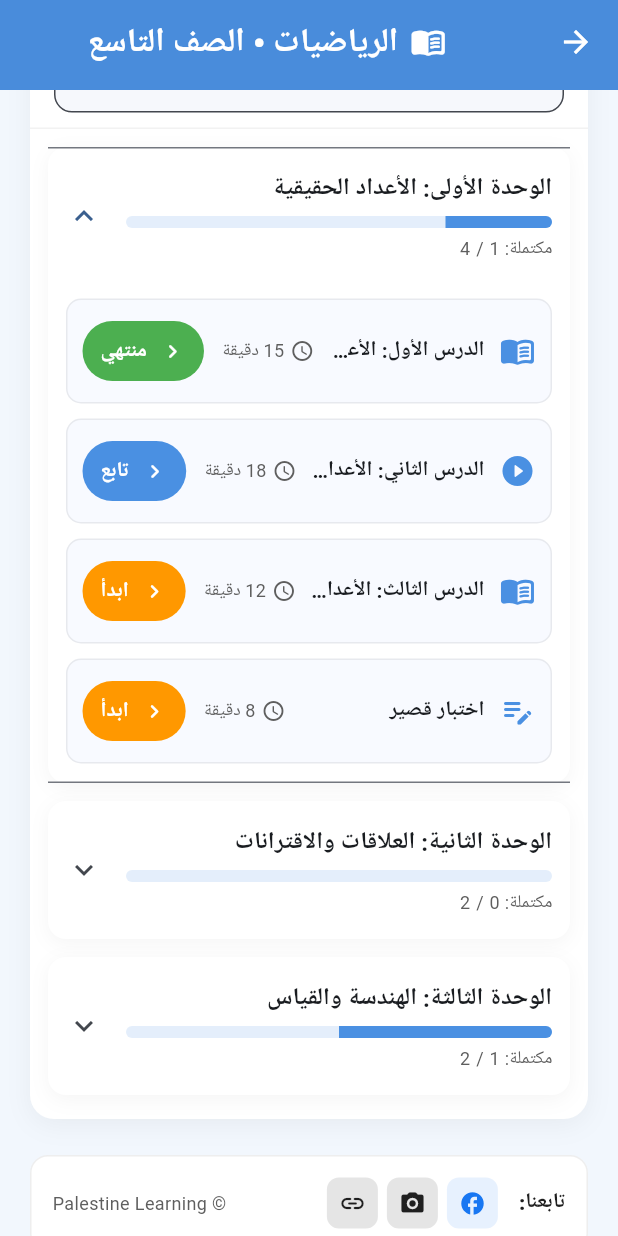
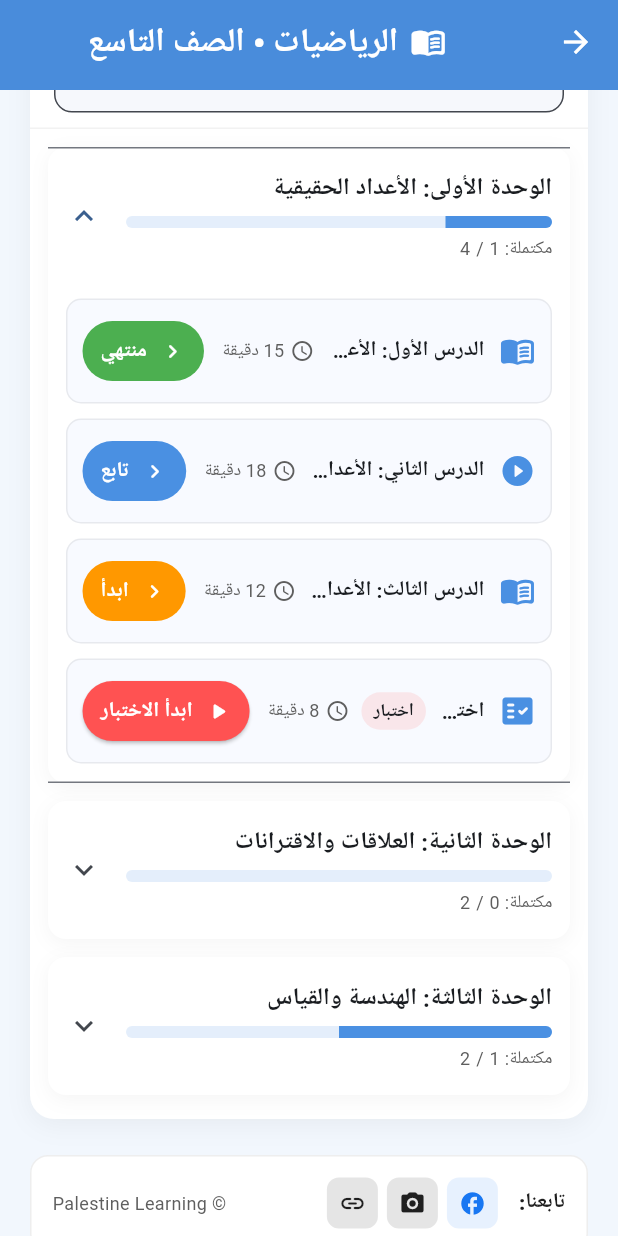
Before and after one commit to hudamabed/PathwayGaza, a Flutter app: the CourseContentPage screen opened by its route, scrolled down 576 dp, on a phone screen of 412 x 824 dp. Run offline on Flutter 3.47's test engine with Material 3 defaults, Android fonts, the phone set to English and light mode, and no system bars.

Commit message:
add quizz

```diff
--- a/frontend/lib/features/course/course_content_page.dart
+++ b/frontend/lib/features/course/course_content_page.dart
@@ -1,9 +1,12 @@
 // lib/features/course/course_content_page.dart
 import 'dart:async';
 import 'package:flutter/material.dart';
-import 'package:gaza_learning_pathways/features/lesson/lesson_page.dart';
 import '../../core/theme/palette.dart';
-import '../../main.dart' show AppRoutes;                   // ✅ for named route
+import '../../main.dart' show AppRoutes; // ✅ for named routes
+import 'package:gaza_learning_pathways/features/lesson/lesson_page.dart'
+    show LessonPageArgs; // ✅ lesson args
+import 'package:gaza_learning_pathways/features/lesson/quiz_page.dart'
+    show QuizPageArgs; // ✅ quiz args
 
 /* =====================
    Models (simple & API-friendly)
@@ -320,7 +323,8 @@ class _CourseContentPageState extends State<CourseContentPage> {
                                                         const Spacer(),
                                                         _StatusFilter(
                                                           value: _statusFilter,
-                                                          onChanged: (v) => setState(() => _statusFilter = v),
+                                                          onChanged: (v) =>
+                                                              setState(() => _statusFilter = v),
                                                         ),
                                                       ],
                                                     ),
@@ -347,10 +351,13 @@ class _CourseContentPageState extends State<CourseContentPage> {
                                               else
                                                 ListView.separated(
                                                   shrinkWrap: true,
-                                                  physics: const NeverScrollableScrollPhysics(),
-                                                  padding: const EdgeInsets.fromLTRB(12, 12, 12, 16),
+                                                  physics:
+                                                      const NeverScrollableScrollPhysics(),
+                                                  padding: const EdgeInsets.fromLTRB(
+                                                      12, 12, 12, 16),
                                                   itemCount: units.length,
-                                                  separatorBuilder: (_, __) => const SizedBox(height: 12),
+                                                  separatorBuilder: (_, __) =>
+                                                      const SizedBox(height: 12),
                                                   itemBuilder: (context, i) {
                                                     final unit = units[i];
                                                     return _UnitTile(
@@ -359,15 +366,29 @@ class _CourseContentPageState extends State<CourseContentPage> {
                                                       filter: _statusFilter,
                                                       query: _query,
                                                       onTapLesson: (lesson) {
-                                                        // ✅ Navigate to the Lesson screen
+                                                        // ✅ Navigate by lesson type
+                                                        if (lesson.type ==
+                                                            LessonType.quiz) {
                                                           Navigator.of(context).pushNamed(
+                                                            AppRoutes.quiz,
+                                                            arguments: QuizPageArgs(
+                                                              courseId: widget.courseId,
+                                                              quizId: lesson.id,
+                                                              quizTitle: lesson.title,
+                                                            ),
+                                                          );
+                                                        } else {
+                                                          Navigator.of(context)
+                                                              .pushNamed(
                                                             AppRoutes.lesson,
                                                             arguments: LessonPageArgs(
                                                               courseId: widget.courseId,
                                                               lessonId: lesson.id,
-                                                            lessonTitle: lesson.title,
+                                                              lessonTitle:
+                                                                  lesson.title,
                                                             ),
                                                           );
+                                                        }
                                                       },
                                                     );
                                                   },
@@ -423,7 +444,8 @@ class _CourseBar extends StatelessWidget implements PreferredSizeWidget {
               '$title • $grade',
               maxLines: 1,
               overflow: TextOverflow.ellipsis,
-              style: const TextStyle(color: Colors.white, fontWeight: FontWeight.w800),
+              style:
+                  const TextStyle(color: Colors.white, fontWeight: FontWeight.w800),
             ),
           ),
         ],
@@ -524,7 +546,8 @@ class _BannerHeader extends StatelessWidget {
                 ),
                 const SizedBox(height: 4),
                 Text('الدروس المكتملة: $completedCount / $totalCount',
-                    style: TextStyle(color: Colors.white.withOpacity(.9), fontSize: 12)),
+                    style: TextStyle(
+                        color: Colors.white.withOpacity(.9), fontSize: 12)),
               ],
             ),
           ),
@@ -605,7 +628,8 @@ class _StatBox extends StatelessWidget {
   final String value;
   final IconData icon;
   final Color? tint;
-  const _StatBox({required this.label, required this.value, required this.icon, this.tint});
+  const _StatBox(
+      {required this.label, required this.value, required this.icon, this.tint});
 
   @override
   Widget build(BuildContext context) {
@@ -629,8 +653,12 @@ class _StatBox extends StatelessWidget {
             child: Column(
               crossAxisAlignment: CrossAxisAlignment.start,
               children: [
-                Text(label, style: const TextStyle(fontSize: 12, color: Palette.subtitle)),
-                Text(value, style: const TextStyle(fontSize: 18, fontWeight: FontWeight.w800)),
+                Text(label,
+                    style:
+                        const TextStyle(fontSize: 12, color: Palette.subtitle)),
+                Text(value,
+                    style: const TextStyle(
+                        fontSize: 18, fontWeight: FontWeight.w800)),
               ],
             ),
           ),
@@ -660,7 +688,8 @@ class _SearchField extends StatelessWidget {
         prefixIcon: const Icon(Icons.search_rounded),
         filled: true,
         fillColor: const Color(0xFFF6F8FC),
-        contentPadding: const EdgeInsets.symmetric(horizontal: 14, vertical: 14),
+        contentPadding:
+            const EdgeInsets.symmetric(horizontal: 14, vertical: 14),
         border: OutlineInputBorder(
           borderRadius: BorderRadius.circular(12),
           borderSide: const BorderSide(color: Color(0x11000000)),
@@ -700,7 +729,8 @@ class _StatusFilter extends StatelessWidget {
             ),
             side: const BorderSide(color: Color(0x22555555)),
             backgroundColor: Colors.white,
-            shape: RoundedRectangleBorder(borderRadius: BorderRadius.circular(24)),
+            shape: RoundedRectangleBorder(
+                borderRadius: BorderRadius.circular(24)),
           ),
       ],
     );
@@ -749,7 +779,8 @@ class _UnitTileState extends State<_UnitTile> {
 
     // unit progress
     final total = widget.unit.lessons.length;
-    final done = widget.unit.lessons.where((l) => l.status == LessonStatus.completed).length;
+    final done =
+        widget.unit.lessons.where((l) => l.status == LessonStatus.completed).length;
     final p = total == 0 ? 0.0 : done / total;
 
     return Container(
@@ -769,11 +800,13 @@ class _UnitTileState extends State<_UnitTile> {
         onExpansionChanged: (v) => setState(() => _open = v),
         tilePadding: const EdgeInsets.symmetric(horizontal: 12, vertical: 6),
         childrenPadding: const EdgeInsets.fromLTRB(12, 0, 12, 12),
-        trailing: Icon(_open ? Icons.keyboard_arrow_up : Icons.keyboard_arrow_down),
+        trailing:
+            Icon(_open ? Icons.keyboard_arrow_up : Icons.keyboard_arrow_down),
         title: Column(
           crossAxisAlignment: CrossAxisAlignment.stretch,
           children: [
-            Text(widget.unit.title, style: const TextStyle(fontWeight: FontWeight.w700)),
+            Text(widget.unit.title,
+                style: const TextStyle(fontWeight: FontWeight.w700)),
             const SizedBox(height: 6),
             ClipRRect(
               borderRadius: BorderRadius.circular(8),
@@ -788,7 +821,8 @@ class _UnitTileState extends State<_UnitTile> {
             Row(
               children: [
                 Text('مكتملة: $done / $total',
-                    style: const TextStyle(fontSize: 12, color: Palette.subtitle)),
+                    style: const TextStyle(
+                        fontSize: 12, color: Palette.subtitle)),
               ],
             ),
           ],
@@ -797,7 +831,8 @@ class _UnitTileState extends State<_UnitTile> {
           if (filtered.isEmpty)
             const Padding(
               padding: EdgeInsets.symmetric(vertical: 12),
-              child: Text('لا يوجد عناصر مطابقة.', style: TextStyle(color: Palette.subtitle)),
+              child: Text('لا يوجد عناصر مطابقة.',
+                  style: TextStyle(color: Palette.subtitle)),
             )
           else
             ...filtered.map(
@@ -811,7 +846,6 @@ class _UnitTileState extends State<_UnitTile> {
     );
   }
 }
-
 class _LessonRow extends StatelessWidget {
   final Lesson lesson;
   final VoidCallback onTap;
@@ -819,21 +853,36 @@ class _LessonRow extends StatelessWidget {
 
   @override
   Widget build(BuildContext context) {
-    final (chipText, chipColor) = switch (lesson.status) {
-      LessonStatus.completed => ('منتهي', Colors.green),
+    final isQuiz = lesson.type == LessonType.quiz;
+
+    // Pick icon per type
+    final icon = switch (lesson.type) {
+      LessonType.video   => Icons.play_circle_fill_rounded,
+      LessonType.reading => Icons.menu_book_rounded,
+      LessonType.quiz    => Icons.fact_check_rounded, // clearer quiz icon
+      LessonType.live    => Icons.videocam_rounded,
+    };
+
+    // Button/Chip text
+    String actionText;
+    Color  actionColor;
+    if (isQuiz) {
+      actionText = switch (lesson.status) {
+        LessonStatus.notStarted => 'ابدأ الاختبار',
+        LessonStatus.inProgress => 'تابع الاختبار',
+        LessonStatus.completed  => 'مراجعة الاختبار',
+      };
+      actionColor = Colors.redAccent; // make quiz CTA stand out
+    } else {
+      (actionText, actionColor) = switch (lesson.status) {
+        LessonStatus.completed  => ('منتهي', Colors.green),
         LessonStatus.inProgress => ('تابع', Palette.primary),
         LessonStatus.notStarted => ('ابدأ', Colors.orange),
       };
-
-    final icon = switch (lesson.type) {
-      LessonType.video => Icons.play_circle_fill_rounded,
-      LessonType.reading => Icons.menu_book_rounded,
-      LessonType.quiz => Icons.edit_note_rounded,
-      LessonType.live => Icons.videocam_rounded,
-    };
+    }
 
     return InkWell(
-      onTap: onTap,
+      onTap: onTap, // tapping anywhere still navigates
       borderRadius: BorderRadius.circular(10),
       child: Container(
         margin: const EdgeInsets.only(top: 10),
@@ -847,11 +896,30 @@ class _LessonRow extends StatelessWidget {
           children: [
             Icon(icon, color: Palette.primary),
             const SizedBox(width: 10),
+            // Title + "اختبار" badge for quiz
+            Expanded(
+              child: Row(
+                children: [
                   Expanded(
                     child: Text(
                       lesson.title,
                       overflow: TextOverflow.ellipsis,
                       style: const TextStyle(fontWeight: FontWeight.w600),
+                    ),
+                  ),
+                  if (isQuiz) ...[
+                    const SizedBox(width: 8),
+                    Container(
+                      padding: const EdgeInsets.symmetric(horizontal: 8, vertical: 4),
+                      decoration: BoxDecoration(
+                        color: Colors.redAccent.withOpacity(.12),
+                        borderRadius: BorderRadius.circular(999),
+                      ),
+                      child: const Text('اختبار',
+                          style: TextStyle(fontSize: 12, fontWeight: FontWeight.w800)),
+                    ),
+                  ],
+                ],
               ),
             ),
             if (lesson.duration != null) ...[
@@ -866,7 +934,23 @@ class _LessonRow extends StatelessWidget {
               ),
             ],
             const SizedBox(width: 12),
-            _StatusChip(text: chipText, color: chipColor, onTap: onTap),
+
+            // For quizzes show a big obvious CTA button; otherwise keep the chip
+            if (isQuiz)
+              ElevatedButton.icon(
+                onPressed: onTap, // same navigation
+                icon: const Icon(Icons.play_arrow_rounded, size: 18),
+                label: Text(actionText),
+                style: ElevatedButton.styleFrom(
+                  backgroundColor: actionColor,
+                  foregroundColor: Colors.white,
+                  padding: const EdgeInsets.symmetric(horizontal: 12, vertical: 10),
+                  shape: RoundedRectangleBorder(borderRadius: BorderRadius.circular(20)),
+                  textStyle: const TextStyle(fontWeight: FontWeight.w800),
+                ),
+              )
+            else
+              _StatusChip(text: actionText, color: actionColor, onTap: onTap),
           ],
         ),
       ),
@@ -885,7 +969,8 @@ class _CardTitle extends StatelessWidget {
   Widget build(BuildContext context) {
     return Text(
       text,
-      style: const TextStyle(fontSize: 18, fontWeight: FontWeight.w800, color: Palette.text),
+      style: const TextStyle(
+          fontSize: 18, fontWeight: FontWeight.w800, color: Palette.text),
     );
   }
 }
@@ -920,7 +1005,8 @@ class _StatusChip extends StatelessWidget {
   final Color color;
   final VoidCallback onTap;
 
-  const _StatusChip({required this.text, required this.color, required this.onTap});
+  const _StatusChip(
+      {required this.text, required this.color, required this.onTap});
 
   @override
   Widget build(BuildContext context) {
@@ -931,9 +1017,11 @@ class _StatusChip extends StatelessWidget {
       style: TextButton.styleFrom(
         foregroundColor: Colors.white,
         backgroundColor: color,
-        padding: const EdgeInsets.symmetric(horizontal: 12, vertical: 8),
+        padding:
+            const EdgeInsets.symmetric(horizontal: 12, vertical: 8),
         textStyle: const TextStyle(fontWeight: FontWeight.w800),
-        shape: RoundedRectangleBorder(borderRadius: BorderRadius.circular(20)),
+        shape: RoundedRectangleBorder(
+            borderRadius: BorderRadius.circular(20)),
       ),
     );
   }
@@ -947,7 +1035,8 @@ class _SmallFooter extends StatelessWidget {
   Widget build(BuildContext context) {
     return Container(
       margin: const EdgeInsets.only(top: 8),
-      padding: const EdgeInsets.symmetric(horizontal: 14, vertical: 14),
+      padding:
+          const EdgeInsets.symmetric(horizontal: 14, vertical: 14),
       decoration: BoxDecoration(
         color: Colors.white,
         borderRadius: BorderRadius.circular(12),
@@ -955,13 +1044,17 @@ class _SmallFooter extends StatelessWidget {
       ),
       child: Row(
         children: [
-          const Text('تابعنا:', style: TextStyle(fontWeight: FontWeight.w800, color: Palette.text)),
+          const Text('تابعنا:',
+              style: TextStyle(
+                  fontWeight: FontWeight.w800, color: Palette.text)),
           const SizedBox(width: 8),
           _iconButton(Icons.facebook_rounded, const Color(0xFF1877F2)),
           _iconButton(Icons.camera_alt_rounded, null),
           _iconButton(Icons.link_rounded, null),
           const Spacer(),
-          const Text('© Palestine Learning', style: TextStyle(color: Palette.subtitle, fontSize: 12)),
+          const Text('© Palestine Learning',
+              style:
+                  TextStyle(color: Palette.subtitle, fontSize: 12)),
         ],
       ),
     );
@@ -996,9 +1089,11 @@ class _ErrorState extends StatelessWidget {
         child: Column(
           mainAxisSize: MainAxisSize.min,
           children: [
-            const Icon(Icons.wifi_off_rounded, size: 48, color: Palette.subtitle),
+            const Icon(Icons.wifi_off_rounded,
+                size: 48, color: Palette.subtitle),
             const SizedBox(height: 10),
-            const Text('تعذر تحميل الصفحة. حاول مجددًا.', style: TextStyle(fontWeight: FontWeight.w700)),
+            const Text('تعذر تحميل الصفحة. حاول مجددًا.',
+                style: TextStyle(fontWeight: FontWeight.w700)),
             const SizedBox(height: 12),
             FilledButton(onPressed: onRetry, child: const Text('إعادة المحاولة')),
           ],
@@ -1025,17 +1120,35 @@ class _Skeleton extends StatelessWidget {
       padding: const EdgeInsets.fromLTRB(20, 18, 20, 20),
       child: Column(
         children: [
-          Container(height: 126, decoration: BoxDecoration(color: Colors.black.withOpacity(.06), borderRadius: BorderRadius.circular(16))),
+          Container(
+              height: 126,
+              decoration: BoxDecoration(
+                  color: Colors.black.withOpacity(.06),
+                  borderRadius: BorderRadius.circular(16))),
           const SizedBox(height: 20),
           Row(
             children: [
-              Expanded(child: Container(height: 140, decoration: BoxDecoration(color: Colors.white, borderRadius: BorderRadius.circular(16)))),
+              Expanded(
+                  child: Container(
+                      height: 140,
+                      decoration: BoxDecoration(
+                          color: Colors.white,
+                          borderRadius: BorderRadius.circular(16)))),
               const SizedBox(width: 20),
-              Expanded(child: Container(height: 280, decoration: BoxDecoration(color: Colors.white, borderRadius: BorderRadius.circular(16)))),
+              Expanded(
+                  child: Container(
+                      height: 280,
+                      decoration: BoxDecoration(
+                          color: Colors.white,
+                          borderRadius: BorderRadius.circular(16)))),
             ],
           ),
           const SizedBox(height: 16),
-          Container(height: 60, decoration: BoxDecoration(color: Colors.white, borderRadius: BorderRadius.circular(12))),
+          Container(
+              height: 60,
+              decoration: BoxDecoration(
+                  color: Colors.white,
+                  borderRadius: BorderRadius.circular(12))),
         ],
       ),
     );
--- a/frontend/lib/main.dart
+++ b/frontend/lib/main.dart
@@ -9,20 +9,28 @@ import 'package:gaza_learning_pathways/core/theme/palette.dart';
 import 'package:gaza_learning_pathways/features/home/home_page.dart';
 import 'package:gaza_learning_pathways/features/catalog/catalog_page.dart';
 import 'package:gaza_learning_pathways/features/auth/login_page.dart';
-import 'package:gaza_learning_pathways/features/auth/signup_page.dart';      // optional
-import 'package:gaza_learning_pathways/features/landing/landing_page.dart';  // optional
+import 'package:gaza_learning_pathways/features/auth/signup_page.dart'; // optional
+import 'package:gaza_learning_pathways/features/landing/landing_page.dart'; // optional
 
 // Course flows
 import 'package:gaza_learning_pathways/features/course/course_page.dart';
 import 'package:gaza_learning_pathways/features/course/course_content_page.dart';
 import 'package:gaza_learning_pathways/features/course/course_grades_page.dart';
 
-// Lesson screen + its args
+// Lesson & Quiz screens + their args
 import 'package:gaza_learning_pathways/features/lesson/lesson_page.dart';
+import 'package:gaza_learning_pathways/features/lesson/quiz_page.dart';
 
 void main() {
   WidgetsFlutterBinding.ensureInitialized();
-  runApp(const _RootApp());
+  runApp(const MyApp()); // ✅ now exists
+}
+
+/* A tiny public wrapper so tests (and other packages) can pump the app. */
+class MyApp extends StatelessWidget {
+  const MyApp({super.key});
+  @override
+  Widget build(BuildContext context) => const _RootApp();
 }
 
 /* ======================= Route Names + Args ======================= */
@@ -36,7 +44,8 @@ class AppRoutes {
   static const coursePage    = '/course-page';
   static const courseContent = '/course-content';
   static const grades        = '/grades';
-  static const lesson        = '/lesson';          // ✅ for LessonPage
+  static const lesson        = '/lesson';          // LessonPage
+  static const quiz          = '/quiz';            // ✅ NEW: QuizPage
 }
 
 class CourseContentArgs {
@@ -126,37 +135,37 @@ class _RootAppState extends State<_RootApp> {
         // ---------- Top-level ----------
         AppRoutes.home:   (_) => const HomePage(),
         AppRoutes.login:  (_) => const LoginPage(),
-        AppRoutes.signup: (_) => const SignupPage(),                                   // optional
-        AppRoutes.landing:(_) => LandingPage(                                          // ✅ pass required args
-              isArabic: _locale.languageCode == 'ar',
-              onToggleLanguage: _toggleLocale,
-            ),
-        AppRoutes.catalog:(_) => const CatalogPage(),
+        AppRoutes.signup: (_) => const SignupPage(), // optional
+        AppRoutes.landing: (_) => LandingPage(
+          isArabic: _locale.languageCode == 'ar',
+          onToggleLanguage: _toggleLocale,
+        ),
+        AppRoutes.catalog: (_) => const CatalogPage(),
 
         // ---------- Course ----------
         AppRoutes.coursePage: (context) {
           final args = ModalRoute.of(context)?.settings.arguments as CoursePageArgs?;
           return CoursePage(
             courseTitle: args?.courseTitle ?? demoCourseTitle,
-            gradeLabel: args?.gradeLabel  ?? demoGradeLabel,
+            gradeLabel:  args?.gradeLabel  ?? demoGradeLabel,
           );
         },
 
         AppRoutes.courseContent: (context) {
           final args = ModalRoute.of(context)?.settings.arguments as CourseContentArgs?;
           return CourseContentPage(
-            courseId:     args?.courseId     ?? demoCourseId,
-            courseTitle:  args?.courseTitle  ?? demoCourseTitle,
-            gradeLabel:   args?.gradeLabel   ?? demoGradeLabel,
+            courseId:    args?.courseId    ?? demoCourseId,
+            courseTitle: args?.courseTitle ?? demoCourseTitle,
+            gradeLabel:  args?.gradeLabel  ?? demoGradeLabel,
           );
         },
 
         AppRoutes.grades: (context) {
           final args = ModalRoute.of(context)?.settings.arguments as CourseGradesArgs?;
           return CourseGradesPage(
-            courseId:     args?.courseId     ?? demoCourseId,
-            courseTitle:  args?.courseTitle  ?? demoCourseTitle,
-            gradeLabel:   args?.gradeLabel   ?? demoGradeLabel,
+            courseId:    args?.courseId    ?? demoCourseId,
+            courseTitle: args?.courseTitle ?? demoCourseTitle,
+            gradeLabel:  args?.gradeLabel  ?? demoGradeLabel,
           );
         },
 
@@ -167,6 +176,16 @@ class _RootAppState extends State<_RootApp> {
             courseId:    args?.courseId    ?? demoCourseId,
             lessonId:    args?.lessonId    ?? 'demo-lesson',
             lessonTitle: args?.lessonTitle ?? 'درس تجريبي',
+          );
+        },
+
+        // ---------- Quiz (NEW) ----------
+        AppRoutes.quiz: (context) {
+          final args = ModalRoute.of(context)?.settings.arguments as QuizPageArgs?;
+          return QuizPage(
+            courseId:  args?.courseId  ?? demoCourseId,
+            quizId:    args?.quizId    ?? 'demo-quiz',
+            quizTitle: args?.quizTitle ?? 'اختبار قصير',
           );
         },
       },
```
Lines whose indentation alone changed are shown as unchanged.
